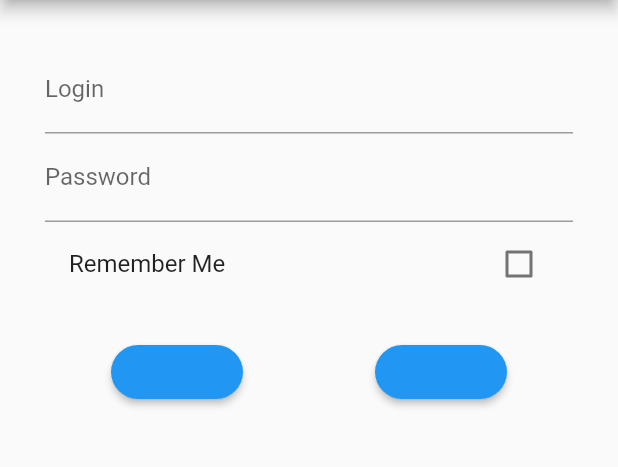
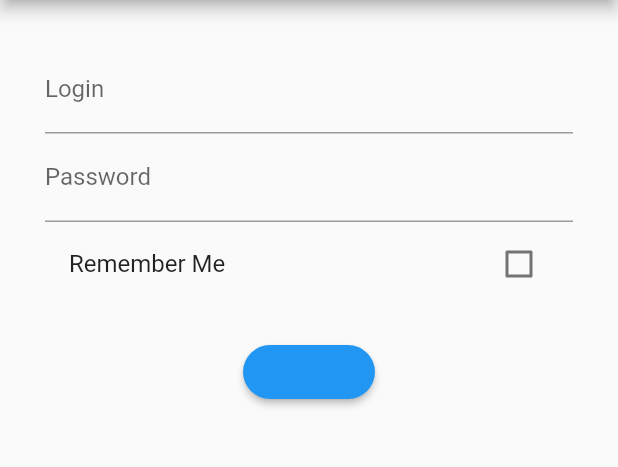
Before and after one commit to TsygTa/your-key, a Flutter app: the screen it shows after launch, on a phone screen of 412 x 824 dp, the part 84-551 px from its top. Run offline on Flutter 3.47's test engine with Material 2 defaults, Android fonts, the phone set to English and light mode, and no system bars; our stand-ins replace bloc, device_info, equatable, flutter_bloc, flutter_secure_storage, shared_preferences.

Commit message:
Task4:  - Авторизация, login_page  - main_page

```diff
--- a/lib/ui/login_page.dart
+++ b/lib/ui/login_page.dart
@@ -138,17 +138,17 @@ class _LoginFormState extends State<LoginForm> {
                               child: Text(AppLocalizations.of(context)
                                   .translate('sign_in')),
                             ),
-                            RaisedButton(
-                              shape: RoundedRectangleBorder(
-                                  borderRadius: BorderRadius.circular(18.0)),
-                              color: Theme.of(context).appBarTheme.color,
-                              textColor: Theme.of(context).primaryColor,
-                              onPressed: state is! LoginInProgress
-                                  ? _onDemoButtonPressed
-                                  : null,
-                              child: Text(AppLocalizations.of(context)
-                                  .translate('demo')),
-                            ),
+                            // RaisedButton(
+                            //   shape: RoundedRectangleBorder(
+                            //       borderRadius: BorderRadius.circular(18.0)),
+                            //   color: Theme.of(context).appBarTheme.color,
+                            //   textColor: Theme.of(context).primaryColor,
+                            //   onPressed: state is! LoginInProgress
+                            //       ? _onDemoButtonPressed
+                            //       : null,
+                            //   child: Text(AppLocalizations.of(context)
+                            //       .translate('demo')),
+                            // ),
                           ]),
                     ),
                     Container(
--- a/lib/ui/main_menu.dart
+++ b/lib/ui/main_menu.dart
@@ -19,7 +19,7 @@ class MainMenu extends StatelessWidget {
                         return IconButton(
                           icon: Icon(Icons.close),
                           onPressed: () {
-                            context.bloc<MainMenuBloc>().add(MainMenuEvent.mainpage);
+                            //context.bloc<MainMenuBloc>().add(MainMenuEvent.mainpage);
                             Navigator.pop(context);
                           },
                         );
```
Also changed, not shown: lib/ui/loading_indicator.dart (+12 -1 lines).
